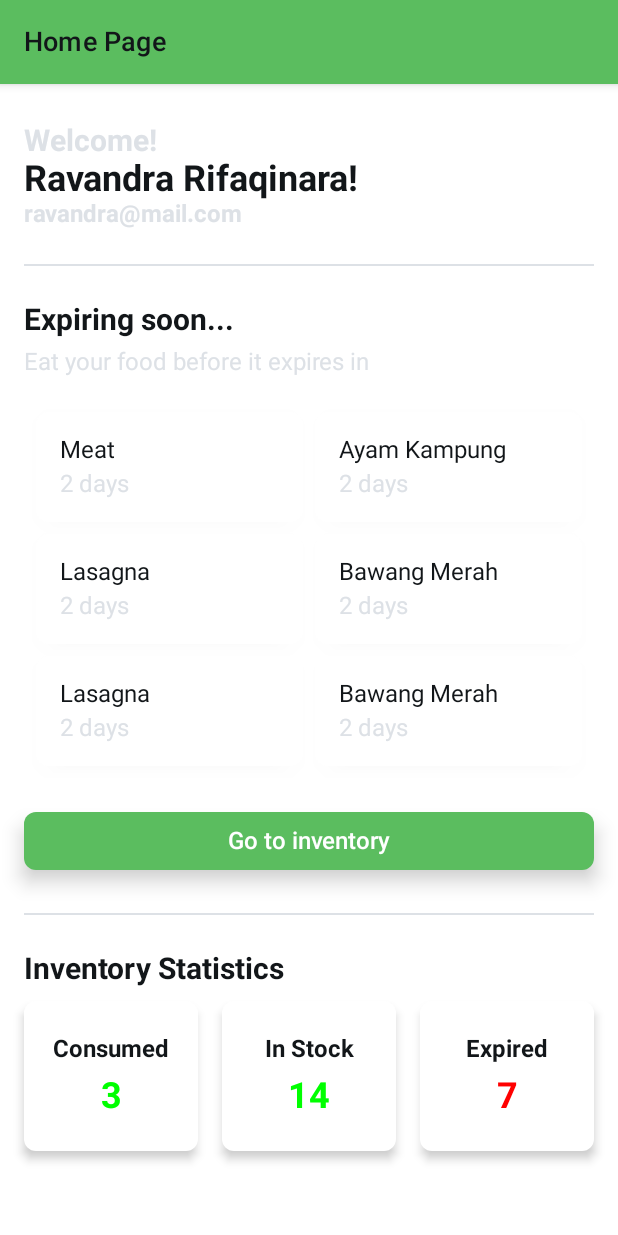
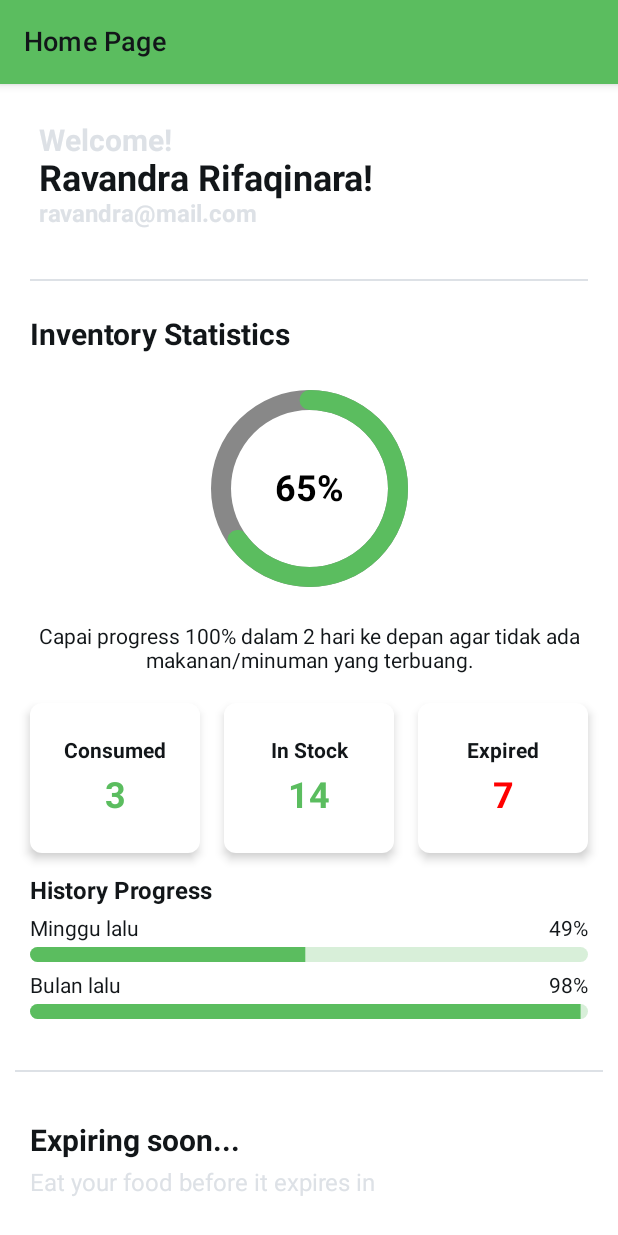
Before and after one commit to TeamFoodWise/foodwise-mobile, an Android app built with Jetpack Compose: the @Preview function DefaultPreview, on a phone screen of 412 x 824 dp. Run offline under Robolectric (Android 15) with nearby library versions, the phone set to English and light mode, and no system bars.

Commit message:
feat(homepage): add progress circular and linear for statistics

```diff
--- a/app/src/main/java/bangkit/kiki/foodwisemobile/ui/main/MainActivity.kt
+++ b/app/src/main/java/bangkit/kiki/foodwisemobile/ui/main/MainActivity.kt
@@ -4,25 +4,20 @@ import android.os.Bundle
 import androidx.activity.ComponentActivity
 import androidx.activity.compose.setContent
 import androidx.compose.foundation.layout.*
-import androidx.compose.foundation.lazy.grid.GridCells
-import androidx.compose.foundation.lazy.grid.LazyVerticalGrid
-import androidx.compose.foundation.lazy.grid.items
-import androidx.compose.foundation.shape.RoundedCornerShape
+import androidx.compose.foundation.rememberScrollState
+import androidx.compose.foundation.verticalScroll
 import androidx.compose.material.MaterialTheme
 import androidx.compose.material.*
 import androidx.compose.runtime.Composable
-import androidx.compose.ui.Alignment
 import androidx.compose.ui.Modifier
-import androidx.compose.ui.graphics.Color
-import androidx.compose.ui.text.font.FontWeight
 import androidx.compose.ui.tooling.preview.Preview
 import androidx.compose.ui.unit.dp
 import androidx.compose.ui.unit.sp
 import bangkit.kiki.foodwisemobile.ui.theme.FoodwiseMobileTheme
-import bangkit.kiki.foodwisemobile.ui.theme.LightGrey
-import androidx.compose.ui.text.*
-import bangkit.kiki.foodwisemobile.ui.element.CustomButton
-import bangkit.kiki.foodwisemobile.ui.theme.Black
+import bangkit.kiki.foodwisemobile.ui.main.component.LineSpacer
+import bangkit.kiki.foodwisemobile.ui.main.section.ExpiringSection
+import bangkit.kiki.foodwisemobile.ui.main.section.HeaderSection
+import bangkit.kiki.foodwisemobile.ui.main.section.InventoryStatisticsSection
 
 
 class MainActivity : ComponentActivity() {
@@ -34,7 +29,7 @@ class MainActivity : ComponentActivity() {
                     modifier = Modifier.fillMaxSize(),
                     color = MaterialTheme.colors.background
                 ) {
-                    Greeting("Android")
+                    HomePage()
                 }
             }
         }
@@ -42,12 +37,7 @@ class MainActivity : ComponentActivity() {
 }
 
 @Composable
-fun Greeting(name: String) {
-    Text(text = "Hello $name!")
-}
-
-@Composable
-fun WelcomeHeader() {
+fun HomePage() {
     Scaffold(
         topBar = {
             TopAppBar(
@@ -61,171 +51,34 @@ fun WelcomeHeader() {
             modifier = Modifier
                 .fillMaxSize()
                 .padding(innerPadding)
-                .padding(16.dp)
+                .padding(10.dp)
+                .verticalScroll(rememberScrollState())
         ) {
-            Spacer(modifier = Modifier.height(10.dp))
-
-
-            Text(
-                text = "Welcome!",
-                style = TextStyle(
-                    fontSize = 20.sp,
-                    color = LightGrey,
-                    fontWeight = FontWeight.Bold
-                ),
-            )
-
-            Text(
-                text = "Ravandra Rifaqinara!",
-                style = TextStyle(
-                    fontSize = 24.sp,
-                    color = Black,
-                    fontWeight = FontWeight.Bold
-                ),
-            )
-
-            Text(
-                text = "ravandra@mail.com",
-                style = TextStyle(
-                    fontSize = 16.sp,
-                    color = LightGrey,
-                    fontWeight = FontWeight.Bold
-                ),
-            )
-
-            LineSpacer()
-
-            Text(
-                text = "Expiring soon...",
-                style = TextStyle(
-                    fontSize = 20.sp,
-                    color = Black,
-                    fontWeight = FontWeight.Bold
-                ),
-            )
-
-            Spacer(modifier = Modifier.height(7.dp))
-            Text(
-                text = "Eat your food before it expires in",
-                fontSize = 16.sp,
-                color = LightGrey
-            )
-
             Spacer(modifier = Modifier.height(16.dp))
 
-            val expiringItems = listOf(
-                "Meat" to "2 days",
-                "Ayam Kampung" to "2 days",
-                "Lasagna" to "2 days",
-                "Bawang Merah" to "2 days",
-                "Lasagna" to "2 days",
-                "Bawang Merah" to "2 days",
-            )
-
-            LazyVerticalGrid(
-                columns = GridCells.Fixed(2),
-                contentPadding = PaddingValues(8.dp),
-                verticalArrangement = Arrangement.spacedBy(8.dp),
-                horizontalArrangement = Arrangement.spacedBy(8.dp),
-                modifier = Modifier.height(270.dp)
-            ) {
-                items(expiringItems.take(6)) { item ->
-                    ExpiringItemCard(name = item.first, daysLeft = item.second)
-                }
-            }
-
-            CustomButton(text = "Go to inventory") {
-//                TODO:
-            }
-
+            HeaderSection()
+            InventoryStatisticsSection()
             LineSpacer()
-            Text(
-                text = "Inventory Statistics",
-                fontSize = 20.sp,
-                color = Black,
-                fontWeight = FontWeight.Bold
-            )
-
-            val statisticItems = listOf(
-                "Consumed" to 3,
-                "In Stock" to 14,
-                "Expired" to 7,
-            )
-
-            Spacer(modifier = Modifier.height(10.dp))
-
-            Row(
-                modifier = Modifier.fillMaxWidth(),
-                horizontalArrangement = Arrangement.spacedBy(16.dp)
-            ) {
-                statisticItems.forEach { item ->
-                    StatisticCard(title = item.first, count = item.second, modifier = Modifier.weight(1f))
-                }
-            }
+            ExpiringSection()
 
         }
     }
 }
 
-@Composable
-fun ExpiringItemCard(name: String, daysLeft: String) {
-    Card(
-        shape = RoundedCornerShape(8.dp),
-        elevation = 4.dp,
-        modifier = Modifier.fillMaxWidth()
-    ) {
-        Column(
-            modifier = Modifier
-                .padding(16.dp)
-                .fillMaxWidth(),
-        ) {
-            Text(text = name, fontSize = 16.sp)
-            Spacer(modifier = Modifier.height(4.dp))
-            Text(text = daysLeft, fontSize = 16.sp, color = LightGrey)
-        }
-    }
-}
-@Composable
-fun StatisticCard(title: String, count: Int, modifier: Modifier = Modifier) {
-    Card(
-        shape = RoundedCornerShape(8.dp),
-        elevation = 4.dp,
-        modifier = modifier
-            .height(100.dp) // Adjust height as needed
-    ) {
-        Column(
-            modifier = Modifier
-                .padding(16.dp)
-                .fillMaxSize(),
-            horizontalAlignment = Alignment.CenterHorizontally,
-            verticalArrangement = Arrangement.Center
-        ) {
-            Text(text = title, fontSize = 16.sp, fontWeight = FontWeight.Bold)
-            Spacer(modifier = Modifier.height(8.dp))
-            Text(
-                text = count.toString(),
-                fontSize = 24.sp,
-                color = if (title == "Expired") Color.Red else Color.Green,
-                fontWeight = FontWeight.Bold
-            )
-        }
-    }
-}
 
-
-@Composable
-fun LineSpacer() {
-    Spacer(modifier = Modifier.height(24.dp))
-
-    Divider(color = LightGrey, thickness = 1.dp)
-
-    Spacer(modifier = Modifier.height(24.dp))
-}
 
 @Preview(showBackground = true)
 @Composable
 fun DefaultPreview() {
     FoodwiseMobileTheme {
-        WelcomeHeader()
+        HomePage()
     }
 }
+
+@Preview(showBackground = true)
+@Composable
+fun ProgressPreview() {
+    FoodwiseMobileTheme {
+        InventoryStatisticsSection()
+    }
+}
--- /dev/null
+++ b/app/src/main/java/bangkit/kiki/foodwisemobile/ui/main/component/CircularProgressBar.kt
@@ -0,0 +1,73 @@
+package bangkit.kiki.foodwisemobile.ui.main.component
+
+import androidx.compose.animation.core.FastOutSlowInEasing
+import androidx.compose.animation.core.animateFloatAsState
+import androidx.compose.animation.core.tween
+import androidx.compose.foundation.Canvas
+import androidx.compose.foundation.layout.Box
+import androidx.compose.foundation.layout.fillMaxSize
+import androidx.compose.foundation.layout.padding
+import androidx.compose.foundation.layout.size
+import androidx.compose.material.Text
+import androidx.compose.runtime.Composable
+import androidx.compose.runtime.LaunchedEffect
+import androidx.compose.runtime.getValue
+import androidx.compose.runtime.mutableFloatStateOf
+import androidx.compose.runtime.remember
+import androidx.compose.runtime.setValue
+import androidx.compose.ui.Alignment
+import androidx.compose.ui.Modifier
+import androidx.compose.ui.graphics.Color
+import androidx.compose.ui.graphics.StrokeCap
+import androidx.compose.ui.graphics.drawscope.Stroke
+import androidx.compose.ui.text.font.FontWeight
+import androidx.compose.ui.unit.dp
+import androidx.compose.ui.unit.sp
+import bangkit.kiki.foodwisemobile.ui.theme.Green
+
+@Composable
+fun CircularProgressBar(percentage: Float, modifier: Modifier = Modifier) {
+    var animatedProgress by remember { mutableFloatStateOf(0f) }
+    LaunchedEffect(percentage) {
+        animatedProgress = 0f
+        animatedProgress = percentage
+    }
+
+    val progress by animateFloatAsState(
+        targetValue = animatedProgress,
+        animationSpec = tween(
+            durationMillis = 3000,
+            easing = FastOutSlowInEasing
+        ), label = "animation"
+    )
+    Box(
+        contentAlignment = Alignment.Center,
+        modifier = modifier
+            .size(150.dp)
+            .padding(16.dp)
+    ) {
+        Canvas(modifier = Modifier.fillMaxSize()) {
+            val strokeWidth = 20f
+            drawArc(
+                color = Color.Gray,
+                startAngle = -90f,
+                sweepAngle = 360f,
+                useCenter = false,
+                style = Stroke(strokeWidth, cap = StrokeCap.Round)
+            )
+            drawArc(
+                color = Green,
+                startAngle = -90f,
+                sweepAngle = (360 * progress / 100),
+                useCenter = false,
+                style = Stroke(strokeWidth, cap = StrokeCap.Round)
+            )
+        }
+        Text(
+            text = "${progress.toInt()}%",
+            fontSize = 24.sp,
+            fontWeight = FontWeight.Bold,
+            color = Color.Black
+        )
+    }
+}
--- /dev/null
+++ b/app/src/main/java/bangkit/kiki/foodwisemobile/ui/main/component/CustomLinearProgressIndicator.kt
@@ -0,0 +1,66 @@
+package bangkit.kiki.foodwisemobile.ui.main.component
+
+import androidx.compose.animation.core.FastOutSlowInEasing
+import androidx.compose.animation.core.animateFloatAsState
+import androidx.compose.animation.core.tween
+import androidx.compose.foundation.layout.Arrangement
+import androidx.compose.foundation.layout.Column
+import androidx.compose.foundation.layout.Row
+import androidx.compose.foundation.layout.Spacer
+import androidx.compose.foundation.layout.fillMaxWidth
+import androidx.compose.foundation.layout.height
+import androidx.compose.foundation.shape.CircleShape
+import androidx.compose.material.LinearProgressIndicator
+import androidx.compose.material.Text
+import androidx.compose.runtime.Composable
+import androidx.compose.runtime.LaunchedEffect
+import androidx.compose.runtime.getValue
+import androidx.compose.runtime.mutableFloatStateOf
+import androidx.compose.runtime.remember
+import androidx.compose.runtime.setValue
+import androidx.compose.ui.Alignment
+import androidx.compose.ui.Modifier
+import androidx.compose.ui.draw.clip
+import androidx.compose.ui.unit.dp
+import androidx.compose.ui.unit.sp
+
+@Composable
+fun CustomLinearProgressIndicator(progress: Float, text: String) {
+    var animatedProgress by remember { mutableFloatStateOf(0f) }
+    LaunchedEffect(progress) {
+        animatedProgress = 0f
+        animatedProgress = progress
+    }
+
+    val progressAnim by animateFloatAsState(
+        targetValue = animatedProgress,
+        animationSpec = tween(
+            durationMillis = 3000,
+            easing = FastOutSlowInEasing
+        ), label = "animation"
+    )
+    Column {
+        Row(
+            modifier = Modifier.fillMaxWidth(),
+            horizontalArrangement = Arrangement.SpaceBetween,
+            verticalAlignment = Alignment.CenterVertically
+        ) {
+            Text(
+                text = text,
+                fontSize = 14.sp
+            )
+            Text(
+                text = "${(progressAnim * 100).toInt()}%",
+                fontSize = 14.sp
+            )
+        }
+        Spacer(modifier = Modifier.height(4.dp))
+        LinearProgressIndicator(
+            progress = progressAnim,
+            modifier = Modifier
+                .fillMaxWidth()
+                .height(10.dp)
+                .clip(CircleShape)
+        )
+    }
+}
--- /dev/null
+++ b/app/src/main/java/bangkit/kiki/foodwisemobile/ui/main/component/ExpiringItemCard.kt
@@ -0,0 +1,34 @@
+package bangkit.kiki.foodwisemobile.ui.main.component
+
+import androidx.compose.foundation.layout.Column
+import androidx.compose.foundation.layout.Spacer
+import androidx.compose.foundation.layout.fillMaxWidth
+import androidx.compose.foundation.layout.height
+import androidx.compose.foundation.layout.padding
+import androidx.compose.foundation.shape.RoundedCornerShape
+import androidx.compose.material.Card
+import androidx.compose.material.Text
+import androidx.compose.runtime.Composable
+import androidx.compose.ui.Modifier
+import androidx.compose.ui.unit.dp
+import androidx.compose.ui.unit.sp
+import bangkit.kiki.foodwisemobile.ui.theme.LightGrey
+
+@Composable
+fun ExpiringItemCard(name: String, daysLeft: String) {
+    Card(
+        shape = RoundedCornerShape(8.dp),
+        elevation = 4.dp,
+        modifier = Modifier.fillMaxWidth()
+    ) {
+        Column(
+            modifier = Modifier
+                .padding(16.dp)
+                .fillMaxWidth(),
+        ) {
+            Text(text = name, fontSize = 16.sp)
+            Spacer(modifier = Modifier.height(4.dp))
+            Text(text = daysLeft, fontSize = 16.sp, color = LightGrey)
+        }
+    }
+}
--- /dev/null
+++ b/app/src/main/java/bangkit/kiki/foodwisemobile/ui/main/component/LineSpacer.kt
@@ -0,0 +1,16 @@
+package bangkit.kiki.foodwisemobile.ui.main.component
+
+import androidx.compose.foundation.layout.Spacer
+import androidx.compose.foundation.layout.height
+import androidx.compose.material.Divider
+import androidx.compose.runtime.Composable
+import androidx.compose.ui.Modifier
+import androidx.compose.ui.unit.dp
+import bangkit.kiki.foodwisemobile.ui.theme.LightGrey
+
+@Composable
+fun LineSpacer() {
+    Spacer(modifier = Modifier.height(24.dp))
+    Divider(color = LightGrey, thickness = 1.dp)
+    Spacer(modifier = Modifier.height(24.dp))
+}
--- /dev/null
+++ b/app/src/main/java/bangkit/kiki/foodwisemobile/ui/main/component/StatisticCard.kt
@@ -0,0 +1,46 @@
+package bangkit.kiki.foodwisemobile.ui.main.component
+
+import androidx.compose.foundation.layout.Arrangement
+import androidx.compose.foundation.layout.Column
+import androidx.compose.foundation.layout.Spacer
+import androidx.compose.foundation.layout.fillMaxSize
+import androidx.compose.foundation.layout.height
+import androidx.compose.foundation.layout.padding
+import androidx.compose.foundation.shape.RoundedCornerShape
+import androidx.compose.material.Card
+import androidx.compose.material.Text
+import androidx.compose.runtime.Composable
+import androidx.compose.ui.Alignment
+import androidx.compose.ui.Modifier
+import androidx.compose.ui.graphics.Color
+import androidx.compose.ui.text.font.FontWeight
+import androidx.compose.ui.unit.dp
+import androidx.compose.ui.unit.sp
+import bangkit.kiki.foodwisemobile.ui.theme.Green
+
+@Composable
+fun StatisticCard(title: String, count: Int, modifier: Modifier = Modifier) {
+    Card(
+        shape = RoundedCornerShape(8.dp),
+        elevation = 4.dp,
+        modifier = modifier
+            .height(100.dp)
+    ) {
+        Column(
+            modifier = Modifier
+                .padding(16.dp)
+                .fillMaxSize(),
+            horizontalAlignment = Alignment.CenterHorizontally,
+            verticalArrangement = Arrangement.Center
+        ) {
+            Text(text = title, fontSize = 14.sp, fontWeight = FontWeight.Bold)
+            Spacer(modifier = Modifier.height(8.dp))
+            Text(
+                text = count.toString(),
+                fontSize = 24.sp,
+                color = if (title == "Expired") Color.Red else Green,
+                fontWeight = FontWeight.Bold
+            )
+        }
+    }
+}
--- /dev/null
+++ b/app/src/main/java/bangkit/kiki/foodwisemobile/ui/main/section/ExpiringSection.kt
@@ -0,0 +1,70 @@
+package bangkit.kiki.foodwisemobile.ui.main.section
+
+import androidx.compose.foundation.layout.*
+import androidx.compose.foundation.lazy.grid.GridCells
+import androidx.compose.foundation.lazy.grid.LazyVerticalGrid
+import androidx.compose.foundation.lazy.grid.items
+import androidx.compose.material.*
+import androidx.compose.runtime.Composable
+import androidx.compose.ui.Modifier
+import androidx.compose.ui.text.TextStyle
+import androidx.compose.ui.text.font.FontWeight
+import androidx.compose.ui.unit.dp
+import androidx.compose.ui.unit.sp
+import bangkit.kiki.foodwisemobile.ui.theme.LightGrey
+import bangkit.kiki.foodwisemobile.ui.theme.Black
+import bangkit.kiki.foodwisemobile.ui.element.CustomButton
+import bangkit.kiki.foodwisemobile.ui.main.component.ExpiringItemCard
+
+@Composable
+fun ExpiringSection() {
+    Column(
+        modifier = Modifier
+            .fillMaxWidth()
+            .padding(10.dp)
+    ) {
+        Text(
+            text = "Expiring soon...",
+            style = TextStyle(
+                fontSize = 20.sp,
+                color = Black,
+                fontWeight = FontWeight.Bold
+            ),
+        )
+
+        Spacer(modifier = Modifier.height(7.dp))
+
+        Text(
+            text = "Eat your food before it expires in",
+            fontSize = 16.sp,
+            color = LightGrey
+        )
+
+        Spacer(modifier = Modifier.height(16.dp))
+
+        val expiringItems = listOf(
+            "Meat" to "2 days",
+            "Ayam Kampung" to "2 days",
+            "Lasagna" to "2 days",
+            "Bawang Merah" to "2 days",
+            "Lasagna" to "2 days",
+            "Bawang Merah" to "2 days",
+        )
+
+        LazyVerticalGrid(
+            columns = GridCells.Fixed(2),
+            contentPadding = PaddingValues(8.dp),
+            verticalArrangement = Arrangement.spacedBy(8.dp),
+            horizontalArrangement = Arrangement.spacedBy(8.dp),
+            modifier = Modifier.height(270.dp)
+        ) {
+            items(expiringItems.take(6)) { item ->
+                ExpiringItemCard(name = item.first, daysLeft = item.second)
+            }
+        }
+
+        CustomButton(text = "Go to inventory") {
+            // TODO: Handle button click
+        }
+    }
+}
--- /dev/null
+++ b/app/src/main/java/bangkit/kiki/foodwisemobile/ui/main/section/HeaderSection.kt
@@ -0,0 +1,50 @@
+package bangkit.kiki.foodwisemobile.ui.main.section
+
+import androidx.compose.foundation.layout.Column
+import androidx.compose.foundation.layout.fillMaxWidth
+import androidx.compose.foundation.layout.padding
+import androidx.compose.material.Text
+import androidx.compose.runtime.Composable
+import androidx.compose.ui.Modifier
+import androidx.compose.ui.text.TextStyle
+import androidx.compose.ui.text.font.FontWeight
+import androidx.compose.ui.unit.dp
+import androidx.compose.ui.unit.sp
+import bangkit.kiki.foodwisemobile.ui.theme.Black
+import bangkit.kiki.foodwisemobile.ui.theme.LightGrey
+
+@Composable
+fun HeaderSection() {
+    Column(
+        modifier = Modifier
+            .fillMaxWidth()
+            .padding(horizontal = 16.dp)
+    ) {
+        Text(
+            text = "Welcome!",
+            style = TextStyle(
+                fontSize = 20.sp,
+                color = LightGrey,
+                fontWeight = FontWeight.Bold
+            ),
+        )
+
+        Text(
+            text = "Ravandra Rifaqinara!",
+            style = TextStyle(
+                fontSize = 24.sp,
+                color = Black,
+                fontWeight = FontWeight.Bold
+            ),
+        )
+
+        Text(
+            text = "ravandra@mail.com",
+            style = TextStyle(
+                fontSize = 16.sp,
+                color = LightGrey,
+                fontWeight = FontWeight.Bold
+            ),
+        )
+    }
+}
--- /dev/null
+++ b/app/src/main/java/bangkit/kiki/foodwisemobile/ui/main/section/InventoryStatisticsSection.kt
@@ -0,0 +1,87 @@
+package bangkit.kiki.foodwisemobile.ui.main.section
+
+import androidx.compose.ui.Modifier
+import androidx.compose.foundation.layout.*
+import androidx.compose.material.*
+import androidx.compose.runtime.Composable
+import androidx.compose.ui.Alignment
+import androidx.compose.ui.text.font.FontWeight
+import androidx.compose.ui.text.style.TextAlign
+import androidx.compose.ui.unit.dp
+import androidx.compose.ui.unit.sp
+import bangkit.kiki.foodwisemobile.ui.main.component.CircularProgressBar
+import bangkit.kiki.foodwisemobile.ui.main.component.CustomLinearProgressIndicator
+import bangkit.kiki.foodwisemobile.ui.main.component.LineSpacer
+import bangkit.kiki.foodwisemobile.ui.main.component.StatisticCard
+import bangkit.kiki.foodwisemobile.ui.theme.Black
+
+@Composable
+fun InventoryStatisticsSection() {
+    Column(
+        modifier = Modifier
+            .fillMaxWidth()
+            .padding(10.dp),
+    ) {
+        LineSpacer()
+
+        Text(
+            text = "Inventory Statistics",
+            fontSize = 20.sp,
+            color = Black,
+            fontWeight = FontWeight.Bold
+        )
+
+        Spacer(modifier = Modifier.height(16.dp))
+
+        // Circular Progress
+        Column(
+            modifier = Modifier
+                .fillMaxWidth(),
+            horizontalAlignment = Alignment.CenterHorizontally
+        ) {
+            CircularProgressBar(percentage = 66f)
+        }
+
+        Spacer(modifier = Modifier.height(16.dp))
+
+        Text(
+            text = "Capai progress 100% dalam 2 hari ke depan agar tidak ada makanan/minuman yang terbuang.",
+            fontSize = 14.sp,
+            textAlign = TextAlign.Center
+        )
+
+        // Stock Card
+        val statisticItems = listOf(
+            "Consumed" to 3,
+            "In Stock" to 14,
+            "Expired" to 7,
+        )
+
+        Spacer(modifier = Modifier.height(20.dp))
+
+        Row(
+            modifier = Modifier.fillMaxWidth(),
+            horizontalArrangement = Arrangement.spacedBy(16.dp)
+        ) {
+            statisticItems.forEach { item ->
+                StatisticCard(
+                    title = item.first,
+                    count = item.second,
+                    modifier = Modifier.weight(1f)
+                )
+            }
+        }
+
+        //  LineProgress
+        Spacer(modifier = Modifier.height(16.dp))
+        Text(
+            text = "History Progress",
+            fontSize = 16.sp,
+            fontWeight = FontWeight.Bold
+        )
+        Spacer(modifier = Modifier.height(8.dp))
+        CustomLinearProgressIndicator(progress = 0.5f, text = "Minggu lalu")
+        Spacer(modifier = Modifier.height(8.dp))
+        CustomLinearProgressIndicator(progress = 1f, text = "Bulan lalu")
+    }
+}
```
Also changed, not shown: app/src/main/AndroidManifest.xml (+9 -8 lines).
